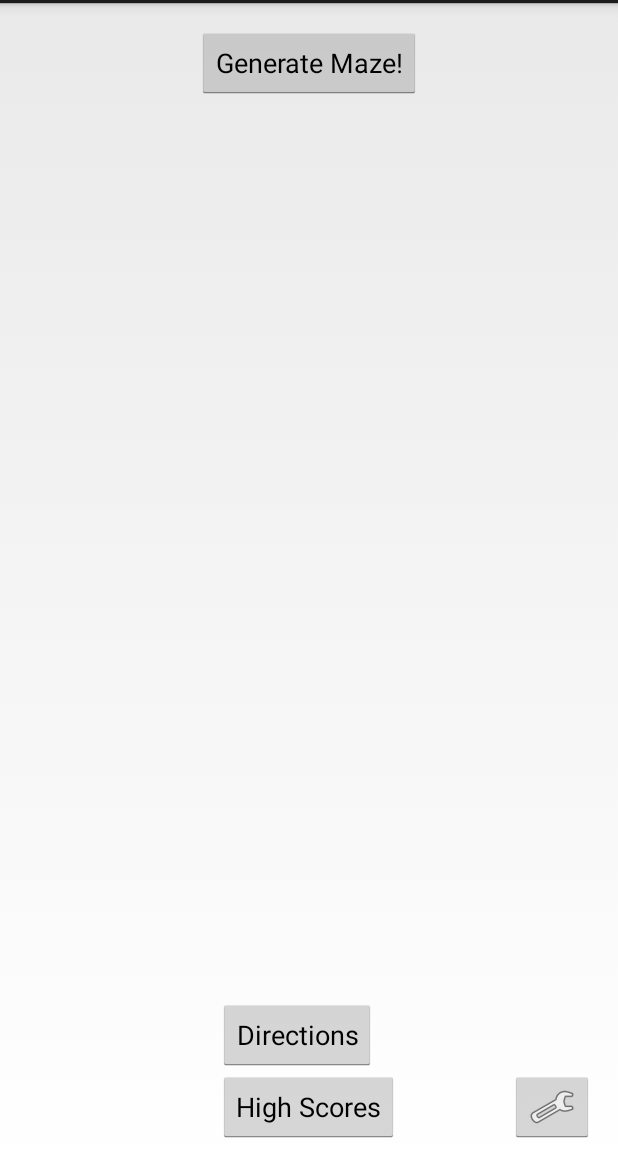
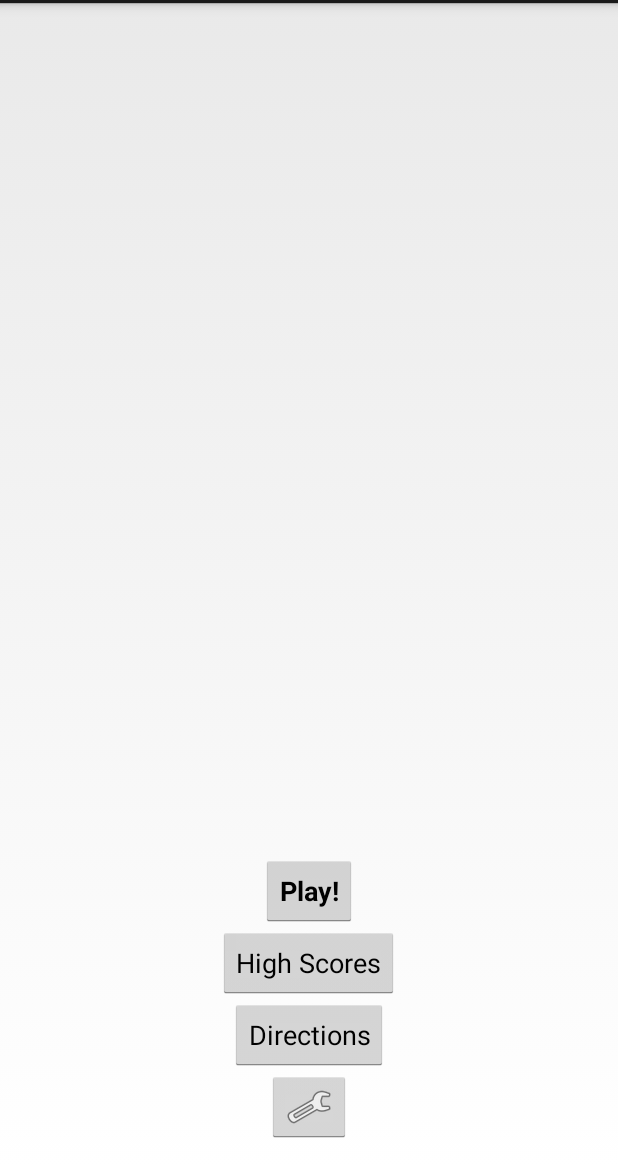
Before and after one commit to AugustanaCSC490Spring2015/CipherSquadGame, an Android app: the screen it shows after launch (IntroActivity), on a phone screen of 412 x 824 dp, the part 69-1236 px from its top. Run offline under Robolectric (Android 15) with nearby library versions, the phone set to English and light mode, and no system bars.

Commit message:
Changed the locations of the buttons in the start menu

```diff
--- a/app/src/main/res/layout/activity_intro.xml
+++ b/app/src/main/res/layout/activity_intro.xml
@@ -9,9 +9,10 @@
     <Button
         android:layout_width="wrap_content"
         android:layout_height="wrap_content"
-        android:text="Generate Maze!"
+        android:text="Play!"
         android:id="@+id/launchButton"
-        android:layout_alignParentTop="true"
+        android:textStyle="bold"
+        android:layout_above="@+id/scoresButton"
         android:layout_centerHorizontal="true" />
 
     <Button
@@ -19,7 +20,7 @@
         android:layout_height="wrap_content"
         android:text="@string/high_scores"
         android:id="@+id/scoresButton"
-        android:layout_alignParentBottom="true"
+        android:layout_above="@+id/directionsButton"
         android:layout_centerHorizontal="true" />
 
     <ImageButton
@@ -28,16 +29,14 @@
         android:id="@+id/difficultyImageButton"
         android:src="@android:drawable/ic_menu_manage"
         android:layout_alignParentBottom="true"
-        android:layout_alignParentRight="true"
-        android:layout_alignParentEnd="true" />
+        android:layout_centerHorizontal="true" />
 
     <Button
         android:layout_width="wrap_content"
         android:layout_height="wrap_content"
         android:text="@string/directionsText"
         android:id="@+id/directionsButton"
-        android:layout_above="@+id/scoresButton"
-        android:layout_alignLeft="@+id/scoresButton"
-        android:layout_alignStart="@+id/scoresButton" />
+        android:layout_above="@+id/difficultyImageButton"
+        android:layout_centerHorizontal="true" />
 
 </RelativeLayout>
```
